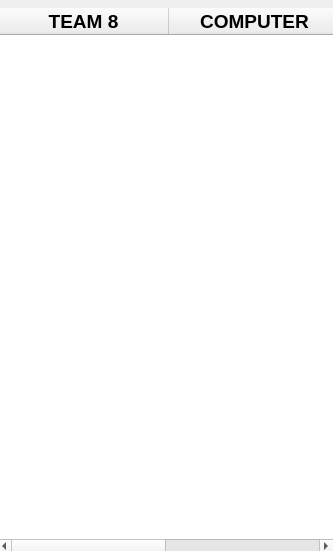
This is project/scoresdialog.ui in rumeysakarakavak/GTU-Project as Qt 5 draws it before an edit. The edited form follows.
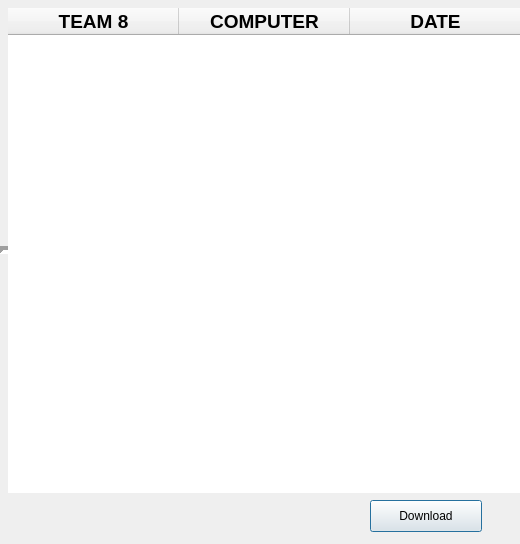
This is the edited form.

The edit to the form file:
```diff
--- a/project/scoresdialog.ui
+++ b/project/scoresdialog.ui
@@ -6,8 +6,8 @@
    <rect>
     <x>0</x>
     <y>0</y>
-    <width>333</width>
-    <height>551</height>
+    <width>520</width>
+    <height>544</height>
    </rect>
   </property>
   <property name="windowTitle">
@@ -16,10 +16,10 @@
   <widget class="QTableWidget" name="scoreTable">
    <property name="geometry">
     <rect>
-     <x>-10</x>
+     <x>0</x>
      <y>0</y>
-     <width>351</width>
-     <height>561</height>
+     <width>531</width>
+     <height>501</height>
     </rect>
    </property>
    <property name="frameShape">
@@ -104,6 +104,31 @@
      </font>
     </property>
    </column>
+   <column>
+    <property name="text">
+     <string>DATE</string>
+    </property>
+    <property name="font">
+     <font>
+      <pointsize>14</pointsize>
+      <weight>75</weight>
+      <bold>true</bold>
+     </font>
+    </property>
+   </column>
+  </widget>
+  <widget class="QPushButton" name="down">
+   <property name="geometry">
+    <rect>
+     <x>370</x>
+     <y>500</y>
+     <width>112</width>
+     <height>32</height>
+    </rect>
+   </property>
+   <property name="text">
+    <string>Download</string>
+   </property>
   </widget>
  </widget>
  <resources/>
```
